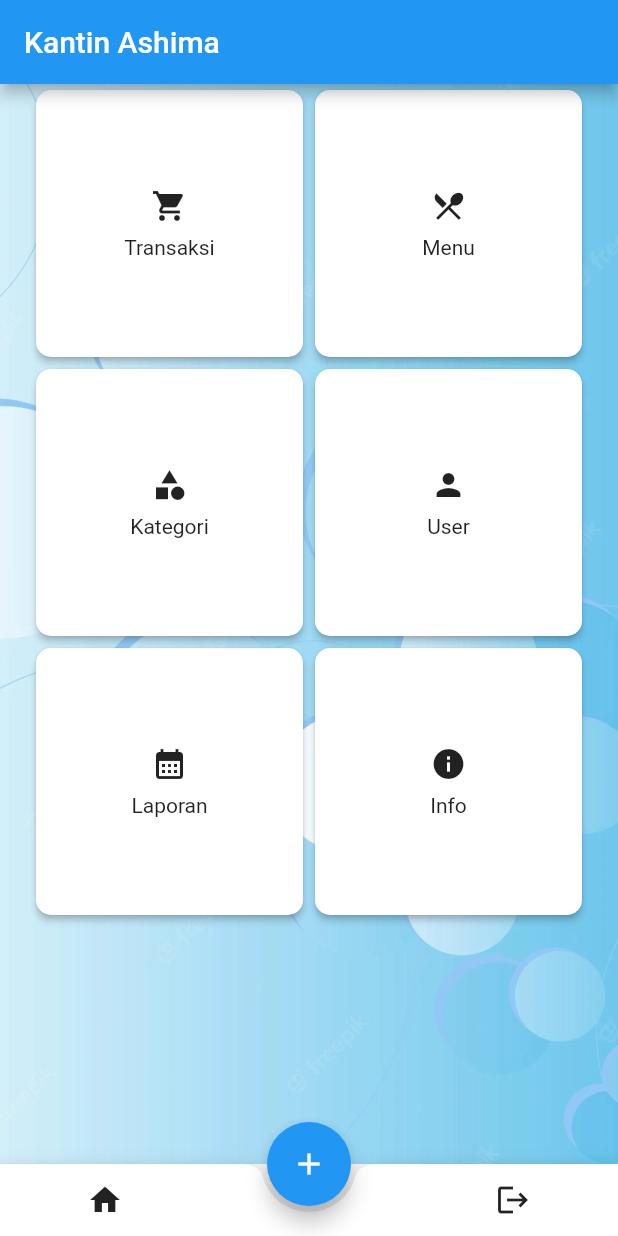
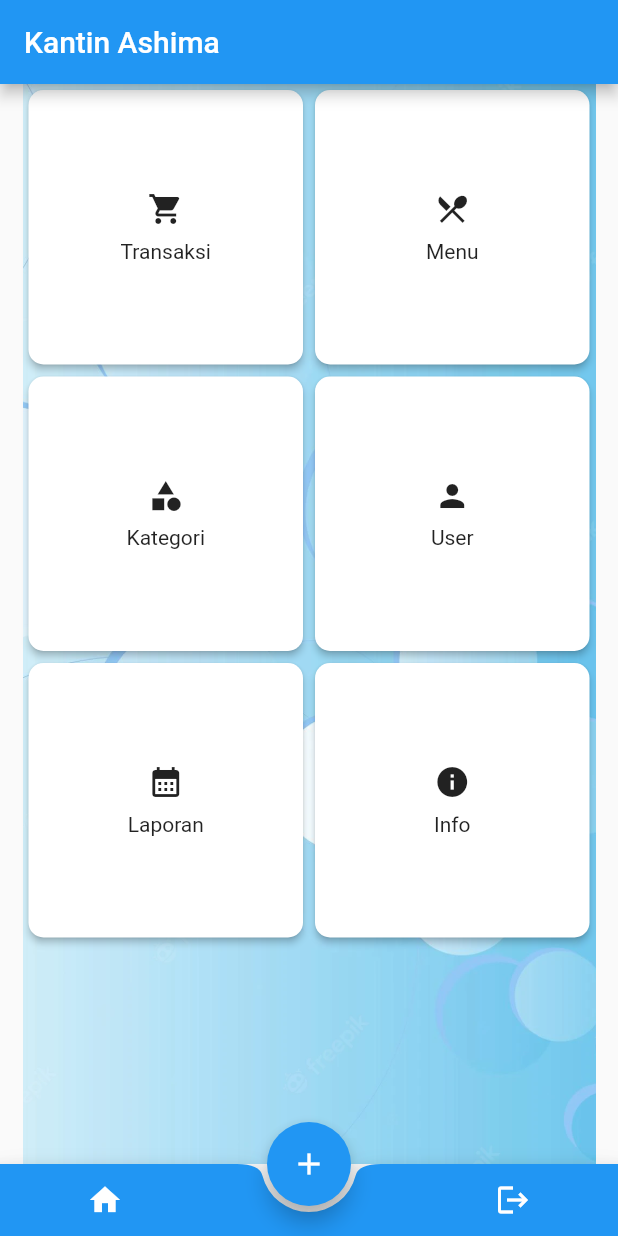
Before and after one commit to angkrnia/escape-master, a Flutter app: the HomeScreen screen opened directly, on a phone screen of 412 x 824 dp. Run offline on Flutter 3.47's test engine with Material 2 defaults, Android fonts, the phone set to English and light mode, and no system bars; our stand-ins replace fluttertoast, image_picker.

Commit message:
change: refactor code
Signed-off-by: Angga Kurnia <anggakurnia712@gmail.com>

```diff
--- a/lib/screens/Home.dart
+++ b/lib/screens/Home.dart
@@ -19,15 +19,15 @@ class _HomeScreenState extends State<HomeScreen> {
         title: Text(widget.title),
         automaticallyImplyLeading: false,
       ),
-      body: Container(
-        decoration: const BoxDecoration(
-          image: DecorationImage(
-            image: AssetImage("images/bg.png"),
-            fit: BoxFit.cover,
+      body: Padding(
+        padding: const EdgeInsets.symmetric(horizontal: 15.0),
+        child: Container(
+          decoration: const BoxDecoration(
+            image: DecorationImage(
+              image: AssetImage("images/bg.png"),
+              fit: BoxFit.cover,
+            ),
           ),
-        ),
-        child: Padding(
-          padding: const EdgeInsets.symmetric(horizontal: 20.0),
           child: GridView.count(
             crossAxisCount: 2,
             children: <Widget>[
@@ -43,18 +43,19 @@ class _HomeScreenState extends State<HomeScreen> {
       ),
       bottomNavigationBar: BottomAppBar(
         shape: const CircularNotchedRectangle(),
+        color: Colors.blue,
         child: Row(
           mainAxisAlignment: MainAxisAlignment.spaceAround,
           children: <Widget>[
             IconButton(
-              icon: const Icon(Icons.home),
+              icon: const Icon(Icons.home, color: Colors.white),
               onPressed: () {
                 _selectTab('home');
               },
             ),
             const SizedBox(width: 40), // Mengatur jarak antara menu utama
             IconButton(
-              icon: const Icon(Icons.logout),
+              icon: const Icon(Icons.logout, color: Colors.white),
               onPressed: () {
                 _selectTab('logout');
               },
--- a/lib/screens/login.dart
+++ b/lib/screens/login.dart
@@ -30,7 +30,7 @@ class _LoginState extends State<Login> {
             mainAxisAlignment: MainAxisAlignment.center,
             children: [
               const Text(
-                "Welcome to Kantin Ashima",
+                "Welcome",
                 style: TextStyle(
                   fontSize: 30.0,
                   fontWeight: FontWeight.bold,
@@ -43,7 +43,7 @@ class _LoginState extends State<Login> {
                   borderRadius: BorderRadius.circular(10.0),
                 ),
                 child: Padding(
-                  padding: const EdgeInsets.all(16.0),
+                  padding: const EdgeInsets.symmetric(horizontal: 20.0, vertical: 40.0),
                   child: Form(
                     key: _formKey,
                     child: Column(
```
